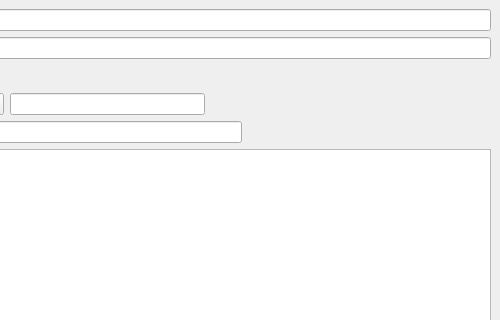
This is UI/servitorwindow.ui in Zeks/flipper as Qt 5 draws it before an edit; both pictures show x 300 to 800 and y 0 to 320 of the 800 by 600 pixel window. The edited form follows.
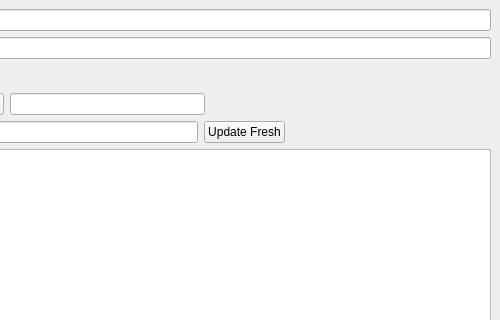
This is the edited form.

Patch:
```diff
--- a/UI/servitorwindow.ui
+++ b/UI/servitorwindow.ui
@@ -171,6 +171,13 @@
        <item>
         <widget class="QLineEdit" name="leGetCachedData"/>
        </item>
+       <item>
+        <widget class="QPushButton" name="pbUpdateFreshAuthors">
+         <property name="text">
+          <string>Update Fresh</string>
+         </property>
+        </widget>
+       </item>
        <item>
         <spacer name="horizontalSpacer_3">
          <property name="orientation">
```
